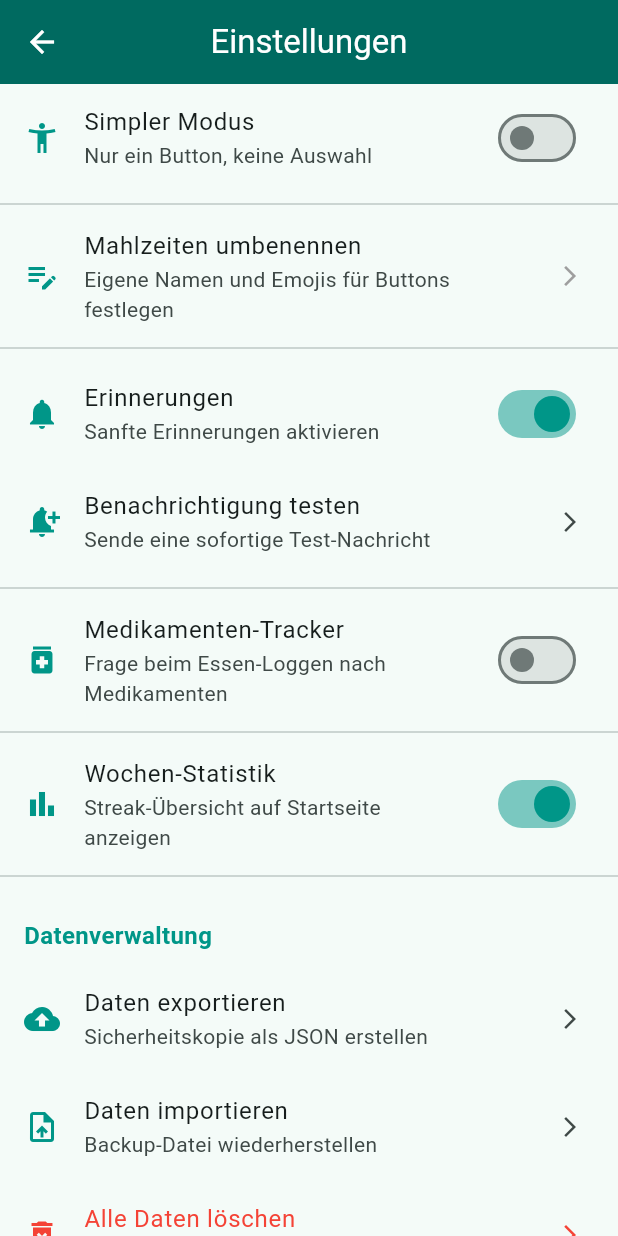
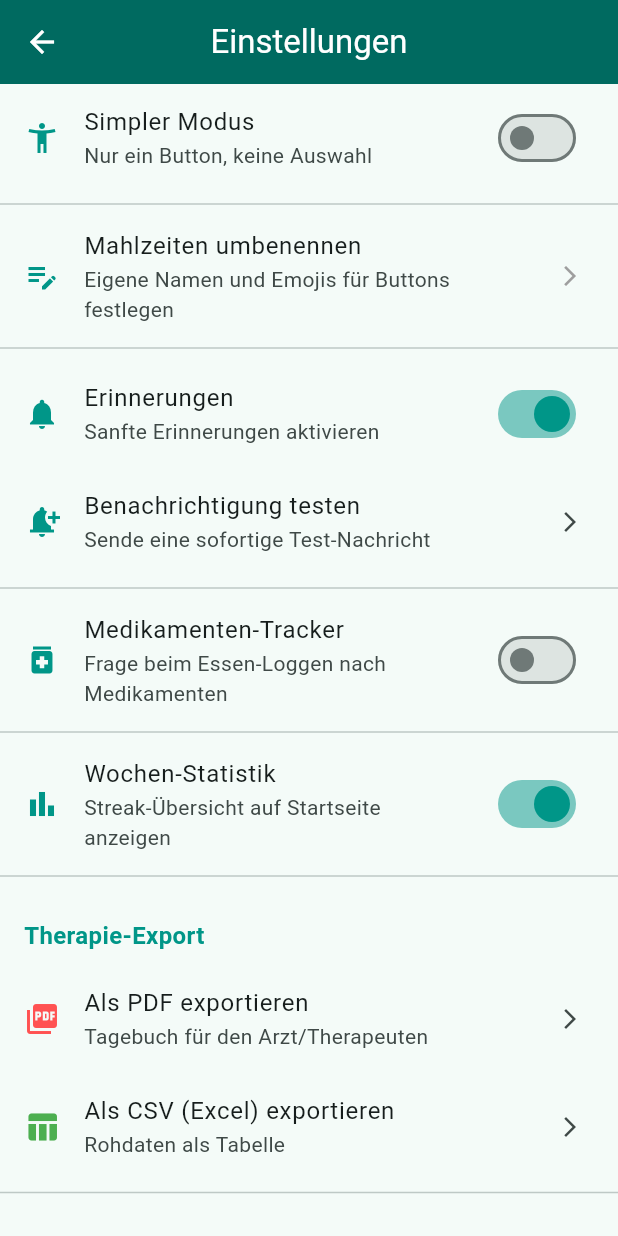
Before and after one commit to Addereum/mealBox, a Flutter app: the SettingsScreen screen opened directly, on a phone screen of 412 x 824 dp. Run offline on Flutter 3.47's test engine with Material 3 defaults, Android fonts, the light colour scheme and no system bars; drawn by our look-alikes of dynamic_color; our stand-ins replace confetti, csv, file_picker, flutter_local_notifications, hive, hive_flutter and 5 more; missing offline and left inert: home_widget; accounts and stored records are empty.

Commit message:
feat: Add PDF and CSV therapy export

```diff
--- a/lib/screens/settings_screen.dart
+++ b/lib/screens/settings_screen.dart
@@ -10,6 +10,7 @@ import 'package:intl/intl.dart';
 import 'package:hive/hive.dart';
 import '../services/settings_service.dart';
 import '../services/meal_service.dart';
+import '../services/export_service.dart';
 import '../services/notification_service.dart'; // Hinzugefügt
 import 'package:flutter_local_notifications/flutter_local_notifications.dart';
 import 'package:timezone/timezone.dart' as tz;
@@ -438,6 +439,46 @@ class _SettingsScreenState extends State<SettingsScreen> {
           ),
           Divider(),
 
+          // Therapie-Export Section
+          Padding(
+            padding: EdgeInsets.fromLTRB(16, 20, 16, 8),
+            child: Text(
+              'Therapie-Export',
+              style: TextStyle(
+                fontSize: 16,
+                fontWeight: FontWeight.bold,
+                color: Colors.teal,
+              ),
+            ),
+          ),
+          ListTile(
+            leading: Icon(Icons.picture_as_pdf, color: Colors.redAccent),
+            title: Text('Als PDF exportieren'),
+            subtitle: Text('Tagebuch für den Arzt/Therapeuten'),
+            trailing: Icon(Icons.arrow_forward_ios, size: 16),
+            onTap: () async {
+              try {
+                await ExportService().exportAsPdf();
+              } catch (e) {
+                if(mounted) ScaffoldMessenger.of(context).showSnackBar(SnackBar(content: Text('Fehler: $e')));
+              }
+            },
+          ),
+          ListTile(
+            leading: Icon(Icons.table_chart, color: Colors.green),
+            title: Text('Als CSV (Excel) exportieren'),
+            subtitle: Text('Rohdaten als Tabelle'),
+            trailing: Icon(Icons.arrow_forward_ios, size: 16),
+            onTap: () async {
+              try {
+                await ExportService().exportAsCsv();
+              } catch (e) {
+                if(mounted) ScaffoldMessenger.of(context).showSnackBar(SnackBar(content: Text('Fehler: $e')));
+              }
+            },
+          ),
+          Divider(),
+
           // Data Management Section
           Padding(
             padding: EdgeInsets.fromLTRB(16, 20, 16, 8),
--- a/pubspec.yaml
+++ b/pubspec.yaml
@@ -61,6 +61,11 @@ dependencies:
   # Kamera & Fotos
   image_picker: ^1.1.2
 
+  # Export (PDF & CSV)
+  csv: ^5.1.0
+  pdf: ^3.11.1
+  path_provider: ^2.1.3
+
 dev_dependencies:
   flutter_test:
     sdk: flutter
```
Also changed, not shown: lib/services/export_service.dart (added, +113 -0 lines), pubspec.lock, 1 other file.
